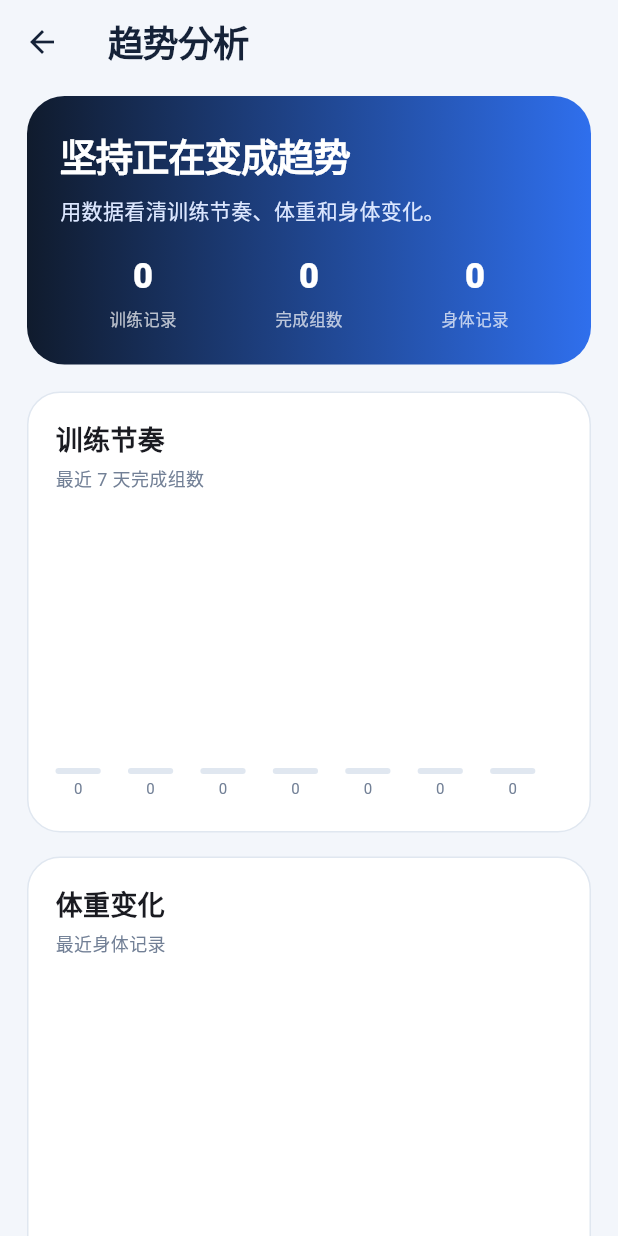
After one commit to qq1376372787coder/boji-ios, a Flutter app: the RecordsPage screen opened directly, after a tap on "饮食", after a tap on "身体", after a tap on the "insights" icon, on a phone screen of 412 x 824 dp. The commit adds this screen. Run offline on Flutter 3.47's test engine with Material 3 defaults, Android fonts, the phone set to English and light mode, and no system bars; our stand-ins replace flutter_local_notifications, in_app_purchase, shared_preferences; accounts and stored records are empty; network calls fail.

Commit message:
feat: add training and body trend analysis

```diff
--- a/flutter/lib/features/records/records_page.dart
+++ b/flutter/lib/features/records/records_page.dart
@@ -4,6 +4,7 @@ import 'package:provider/provider.dart';
 import '../../core/session_store.dart';
 import '../../models/models.dart';
 import '../../theme/app_theme.dart';
+import 'trends_page.dart';
 
 class RecordsPage extends StatefulWidget {
   const RecordsPage({super.key});
@@ -176,7 +177,19 @@ class _RecordsPageState extends State<RecordsPage> {
   @override
   Widget build(BuildContext context) {
     return Scaffold(
-      appBar: AppBar(title: const Text('记录')),
+      appBar: AppBar(
+        title: const Text('记录'),
+        actions: [
+          IconButton(
+            onPressed: () => Navigator.of(context).push(
+              MaterialPageRoute(
+                builder: (_) => TrendsPage(records: _records),
+              ),
+            ),
+            icon: const Icon(Icons.insights_outlined),
+          ),
+        ],
+      ),
       body: RefreshIndicator(
         onRefresh: _loadRecords,
         child: ListView(
--- /dev/null
+++ b/flutter/lib/features/records/trends_page.dart
@@ -0,0 +1,286 @@
+import 'dart:math' as math;
+
+import 'package:flutter/material.dart';
+
+import '../../models/models.dart';
+import '../../theme/app_theme.dart';
+
+class TrendsPage extends StatelessWidget {
+  const TrendsPage({super.key, required this.records});
+
+  final List<CheckinRecord> records;
+
+  @override
+  Widget build(BuildContext context) {
+    final workoutRecords = records.where((record) => record.kind == 'workout').toList();
+    final bodyRecords = records.where((record) => record.kind == 'body').toList();
+
+    return Scaffold(
+      appBar: AppBar(title: const Text('趋势分析')),
+      body: ListView(
+        padding: const EdgeInsets.fromLTRB(18, 8, 18, 28),
+        children: [
+          _header(bodyRecords),
+          const SizedBox(height: 18),
+          _chartCard(
+            title: '训练节奏',
+            subtitle: '最近 7 天完成组数',
+            child: SizedBox(
+              height: 190,
+              child: CustomPaint(
+                painter: _BarChartPainter(_weeklySets(workoutRecords)),
+                child: const SizedBox.expand(),
+              ),
+            ),
+          ),
+          const SizedBox(height: 16),
+          _chartCard(
+            title: '体重变化',
+            subtitle: '最近身体记录',
+            child: SizedBox(
+              height: 190,
+              child: CustomPaint(
+                painter: _LineChartPainter(_weights(bodyRecords)),
+                child: const SizedBox.expand(),
+              ),
+            ),
+          ),
+          const SizedBox(height: 16),
+          _insightCard(workoutRecords, bodyRecords),
+        ],
+      ),
+    );
+  }
+
+  Widget _header(List<CheckinRecord> bodyRecords) {
+    final totalSets = records.fold<int>(
+      0,
+      (sum, record) => sum + ((record.payload['completed_sets'] as num?)?.toInt() ?? 0),
+    );
+
+    return Container(
+      padding: const EdgeInsets.all(22),
+      decoration: BoxDecoration(
+        gradient: const LinearGradient(colors: [AppColors.navy, AppColors.blue]),
+        borderRadius: BorderRadius.circular(25),
+      ),
+      child: Column(
+        crossAxisAlignment: CrossAxisAlignment.start,
+        children: [
+          const Text(
+            '坚持正在变成趋势',
+            style: TextStyle(
+              color: Colors.white,
+              fontSize: 25,
+              fontWeight: FontWeight.w900,
+              letterSpacing: -0.8,
+            ),
+          ),
+          const SizedBox(height: 8),
+          const Text(
+            '用数据看清训练节奏、体重和身体变化。',
+            style: TextStyle(color: Color(0xFFDCE7FF)),
+          ),
+          const SizedBox(height: 18),
+          Row(
+            children: [
+              Expanded(child: _GradientMetric(value: '${records.where((r) => r.kind == 'workout').length}', label: '训练记录')),
+              Expanded(child: _GradientMetric(value: '$totalSets', label: '完成组数')),
+              Expanded(child: _GradientMetric(value: '${bodyRecords.length}', label: '身体记录')),
+            ],
+          ),
+        ],
+      ),
+    );
+  }
+
+  Widget _chartCard({
+    required String title,
+    required String subtitle,
+    required Widget child,
+  }) {
+    return Container(
+      padding: const EdgeInsets.all(18),
+      decoration: BoxDecoration(
+        color: Colors.white,
+        borderRadius: BorderRadius.circular(22),
+        border: Border.all(color: AppColors.border),
+      ),
+      child: Column(
+        crossAxisAlignment: CrossAxisAlignment.start,
+        children: [
+          Text(title, style: const TextStyle(fontSize: 18, fontWeight: FontWeight.w800)),
+          const SizedBox(height: 4),
+          Text(subtitle, style: const TextStyle(color: AppColors.textSecondary, fontSize: 12)),
+          const SizedBox(height: 18),
+          child,
+        ],
+      ),
+    );
+  }
+
+  Widget _insightCard(
+    List<CheckinRecord> workoutRecords,
+    List<CheckinRecord> bodyRecords,
+  ) {
+    final workoutText = workoutRecords.isEmpty
+        ? '完成训练后，这里会分析你的训练节奏。'
+        : '最近已经完成 ${workoutRecords.length} 次训练，继续保持稳定频率。';
+    final bodyText = bodyRecords.isEmpty
+        ? '记录体重后，这里会显示长期变化。'
+        : '最近记录了 ${bodyRecords.length} 次身体数据，建议固定时间测量。';
+
+    return Container(
+      padding: const EdgeInsets.all(20),
+      decoration: BoxDecoration(
+        color: Colors.white,
+        borderRadius: BorderRadius.circular(22),
+        border: Border.all(color: AppColors.border),
+      ),
+      child: Column(
+        crossAxisAlignment: CrossAxisAlignment.start,
+        children: [
+          const Text('数据建议', style: TextStyle(fontSize: 18, fontWeight: FontWeight.w800)),
+          const SizedBox(height: 14),
+          _InsightRow(icon: Icons.fitness_center, text: workoutText),
+          const SizedBox(height: 12),
+          _InsightRow(icon: Icons.monitor_weight_outlined, text: bodyText),
+        ],
+      ),
+    );
+  }
+
+  List<int> _weeklySets(List<CheckinRecord> workoutRecords) {
+    final now = DateTime.now();
+    return List.generate(7, (index) {
+      final day = DateTime(now.year, now.month, now.day - (6 - index));
+      return workoutRecords
+          .where((record) =>
+              record.date.year == day.year &&
+              record.date.month == day.month &&
+              record.date.day == day.day)
+          .fold<int>(
+            0,
+            (sum, record) => sum + ((record.payload['completed_sets'] as num?)?.toInt() ?? 0),
+          );
+    });
+  }
+
+  List<double> _weights(List<CheckinRecord> bodyRecords) {
+    return bodyRecords.reversed
+        .map((record) => (record.payload['weight_kg'] as num?)?.toDouble() ?? 0)
+        .where((value) => value > 0)
+        .toList();
+  }
+}
+
+class _BarChartPainter extends CustomPainter {
+  _BarChartPainter(this.values);
+
+  final List<int> values;
+
+  @override
+  void paint(Canvas canvas, Size size) {
+    final max = math.max(1, values.fold<int>(0, math.max));
+    final barWidth = size.width / (values.length * 1.6);
+    final gap = barWidth * 0.6;
+
+    for (var i = 0; i < values.length; i++) {
+      final height = values[i] == 0 ? 4.0 : (values[i] / max) * (size.height - 28);
+      final rect = RRect.fromRectAndRadius(
+        Rect.fromLTWH(i * (barWidth + gap), size.height - height - 20, barWidth, height),
+        const Radius.circular(8),
+      );
+      canvas.drawRRect(rect, Paint()..color = values[i] == 0 ? AppColors.border : AppColors.blue);
+      final textPainter = TextPainter(
+        text: TextSpan(
+          text: values[i].toString(),
+          style: const TextStyle(fontSize: 10, color: AppColors.textSecondary),
+        ),
+        textDirection: TextDirection.ltr,
+      )..layout();
+      textPainter.paint(canvas, Offset(i * (barWidth + gap) + barWidth / 2 - textPainter.width / 2, size.height - 16));
+    }
+  }
+
+  @override
+  bool shouldRepaint(_BarChartPainter oldDelegate) => oldDelegate.values != values;
+}
+
+class _LineChartPainter extends CustomPainter {
+  _LineChartPainter(this.values);
+
+  final List<double> values;
+
+  @override
+  void paint(Canvas canvas, Size size) {
+    if (values.isEmpty) return;
+
+    final min = values.reduce(math.min);
+    final max = values.reduce(math.max);
+    final range = max == min ? 1.0 : max - min;
+    final paint = Paint()
+      ..color = AppColors.orange
+      ..strokeWidth = 4
+      ..style = PaintingStyle.stroke
+      ..strokeCap = StrokeCap.round;
+
+    final path = Path();
+    for (var i = 0; i < values.length; i++) {
+      final x = values.length == 1 ? size.width / 2 : i * (size.width / (values.length - 1));
+      final y = size.height - 28 - ((values[i] - min) / range) * (size.height - 56);
+      if (i == 0) {
+        path.moveTo(x, y);
+      } else {
+        path.lineTo(x, y);
+      }
+      canvas.drawCircle(Offset(x, y), 5, Paint()..color = AppColors.orange);
+    }
+    canvas.drawPath(path, paint);
+  }
+
+  @override
+  bool shouldRepaint(_LineChartPainter oldDelegate) => oldDelegate.values != values;
+}
+
+class _GradientMetric extends StatelessWidget {
+  const _GradientMetric({required this.value, required this.label});
+
+  final String value;
+  final String label;
+
+  @override
+  Widget build(BuildContext context) {
+    return Column(
+      children: [
+        Text(value, style: const TextStyle(color: Colors.white, fontSize: 23, fontWeight: FontWeight.w900)),
+        const SizedBox(height: 4),
+        Text(label, style: const TextStyle(color: Colors.white70, fontSize: 11)),
+      ],
+    );
+  }
+}
+
+class _InsightRow extends StatelessWidget {
+  const _InsightRow({required this.icon, required this.text});
+
+  final IconData icon;
+  final String text;
+
+  @override
+  Widget build(BuildContext context) {
+    return Row(
+      crossAxisAlignment: CrossAxisAlignment.start,
+      children: [
+        Icon(icon, color: AppColors.blue),
+        const SizedBox(width: 10),
+        Expanded(
+          child: Text(
+            text,
+            style: const TextStyle(color: AppColors.textSecondary, height: 1.45),
+          ),
+        ),
+      ],
+    );
+  }
+}
```
